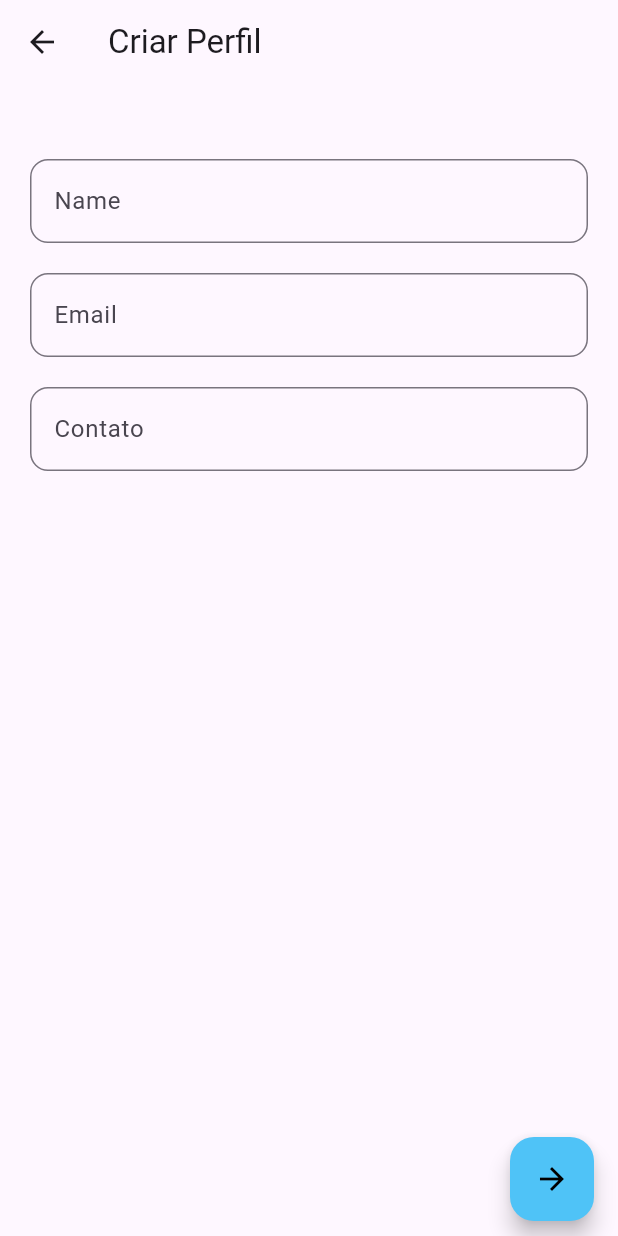
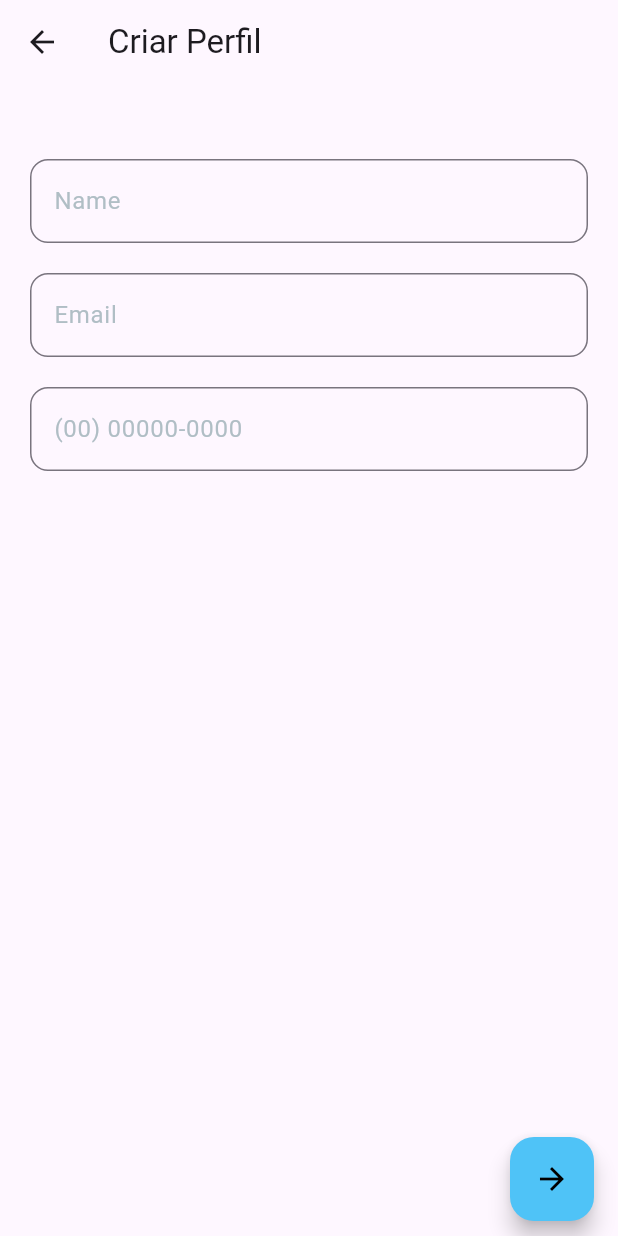
Before and after one commit to Devluizpozza/estacionAqui, a Flutter app: the RegisterUserView screen opened by its route, after a tap on the "arrow forward" icon, on a phone screen of 412 x 824 dp. Run offline on Flutter 3.47's test engine with Material 3 defaults, Android fonts, the phone set to English and light mode, and no system bars; our stand-ins replace cloud_firestore, connectivity_plus, equatable, firebase_auth, firebase_core, firebase_storage and 8 more; accounts and stored records are empty.

Commit message:
adjust contact on save

```diff
--- a/lib/app/modules/login/register_user_controller.dart
+++ b/lib/app/modules/login/register_user_controller.dart
@@ -51,7 +51,10 @@ class RegisterUserController extends GetxController {
       AppUser userToSave = AppUser(
         uid: userUID,
         name: nameController.text,
-        contato: contatoController.text,
+        contato:
+            contatoController.text.startsWith('+55')
+                ? contatoController.text
+                : "+55${contatoController.text}",
         email: emailController.text,
         createAt: DateTime.now(),
       );
--- a/lib/app/modules/login/register_user_view.dart
+++ b/lib/app/modules/login/register_user_view.dart
@@ -25,8 +25,8 @@ class RegisterUserView extends GetView<RegisterUserController> {
               controller.emailController,
               !controller.isEditing,
             ),
-               _buildField(
-              "Contato",
+            _buildField(
+              "(00) 00000-0000",
               controller.contatoController,
               !controller.isEditing,
             ),
@@ -57,6 +57,7 @@ class RegisterUserView extends GetView<RegisterUserController> {
         enabled: editing,
         decoration: InputDecoration(
           labelText: label,
+          labelStyle: TextStyle(color: Colors.blueGrey[200]),
           border: OutlineInputBorder(borderRadius: BorderRadius.circular(12)),
           filled: !editing,
           fillColor: editing ? Colors.white : Colors.grey.shade100,
```
Also changed, not shown: lib/app/models/app_user_model.dart (+8 -7 lines).
